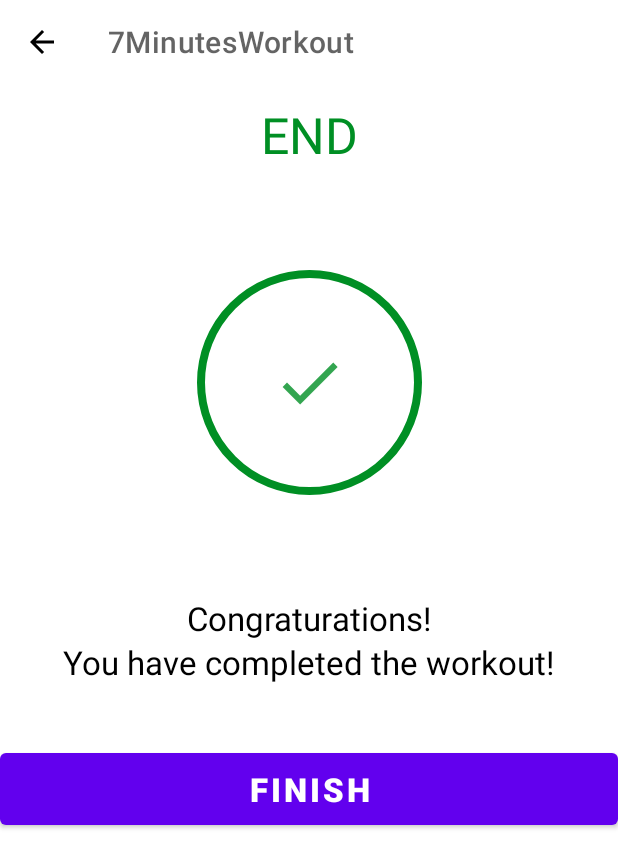
After one commit to Ariel-92/7min_workout_app, an Android app: the FinishActivity screen opened directly, with no data from a screen before it, on a phone screen of 412 x 824 dp. The commit adds this screen. Shown: the top 868 px of the screen. Run offline under Robolectric (Android 15) with nearby library versions, the phone set to English and light mode, and no system bars.

Commit message:
Finish 액티비티 추가
- back 버튼을 누르면 Main 액티비티로 이동
- finish 버튼을 누르면 Main 액티비티로 이동

```diff
--- a/app/src/main/AndroidManifest.xml
+++ b/app/src/main/AndroidManifest.xml
@@ -20,6 +20,13 @@
         android:theme="@style/Theme.7MinutesWorkout"
         tools:targetApi="31">
         <activity
+            android:name=".FinishActivity"
+            android:exported="false">
+            <meta-data
+                android:name="android.app.lib_name"
+                android:value="" />
+        </activity>
+        <activity
             android:name=".ExerciseActivity"
             android:exported="false">
             <meta-data
--- a/app/src/main/java/com/example/a7minutesworkout/ExerciseActivity.kt
+++ b/app/src/main/java/com/example/a7minutesworkout/ExerciseActivity.kt
@@ -1,6 +1,7 @@
 package com.example.a7minutesworkout
 
 import android.annotation.SuppressLint
+import android.content.Intent
 import android.media.MediaPlayer
 import android.net.Uri
 import androidx.appcompat.app.AppCompatActivity
@@ -20,9 +21,11 @@ class ExerciseActivity : AppCompatActivity(), TextToSpeech.OnInitListener {
 
     private var restTimer : CountDownTimer? = null
     private var restProgress : Int = 0
+    private var restTimerDuration : Long = 1
 
     private var exerciseTimer : CountDownTimer? = null
     private var exerciseProgress : Int = 0
+    private var exerciseTimerDuration : Long = 1
 
     private var exerciseList : ArrayList<ExerciseModel>? = null
     private var currentExercisePosition = -1
@@ -116,11 +119,11 @@ class ExerciseActivity : AppCompatActivity(), TextToSpeech.OnInitListener {
     private fun setRestProgressBar() {
         binding?.progressBar?.progress = restProgress
 
-        restTimer = object : CountDownTimer(10000, 1000) {
+        restTimer = object : CountDownTimer(restTimerDuration * 1000, 1000) {
             override fun onTick(p0: Long) {
                 restProgress++
-                binding?.progressBar?.progress = 10 - restProgress
-                binding?.tvTimer?.text = (10 - restProgress).toString()
+                binding?.progressBar?.progress = restTimerDuration.toInt() - restProgress
+                binding?.tvTimer?.text = (restTimerDuration.toInt() - restProgress).toString()
             }
 
             @SuppressLint("NotifyDataSetChanged")
@@ -138,27 +141,24 @@ class ExerciseActivity : AppCompatActivity(), TextToSpeech.OnInitListener {
     private fun setExerciseProgressBar() {
         binding?.progressBarExercise?.progress = exerciseProgress
 
-        exerciseTimer = object : CountDownTimer(30000, 1000) {
+        exerciseTimer = object : CountDownTimer(exerciseTimerDuration * 1000, 1000) {
             override fun onTick(p0: Long) {
                 exerciseProgress++
-                binding?.progressBarExercise?.progress = 30 - exerciseProgress
-                binding?.tvTimerExercise?.text = (30 - exerciseProgress).toString()
+                binding?.progressBarExercise?.progress = exerciseTimerDuration.toInt() - exerciseProgress
+                binding?.tvTimerExercise?.text = (exerciseTimerDuration.toInt() - exerciseProgress).toString()
             }
 
             @SuppressLint("NotifyDataSetChanged")
             override fun onFinish() {
-                exerciseList!![currentExercisePosition].setIsSelected(false)
-                exerciseList!![currentExercisePosition].setIsCompleted(true)
-                exerciseAdapter!!.notifyDataSetChanged()
-
                 if(currentExercisePosition < exerciseList?.size!! -1) {
+                    exerciseList!![currentExercisePosition].setIsSelected(false)
+                    exerciseList!![currentExercisePosition].setIsCompleted(true)
+                    exerciseAdapter!!.notifyDataSetChanged()
                     setupRestView()
                 } else {
-                    Toast.makeText(
-                        this@ExerciseActivity,
-                        "Congratulations! You have completed the 7 minutes workout.",
-                        Toast.LENGTH_SHORT
-                    ).show()
+                    finish()
+                    val intent = Intent(this@ExerciseActivity, FinishActivity::class.java)
+                    startActivity(intent)
                 }
             }
 
--- /dev/null
+++ b/app/src/main/java/com/example/a7minutesworkout/FinishActivity.kt
@@ -0,0 +1,30 @@
+package com.example.a7minutesworkout
+
+import androidx.appcompat.app.AppCompatActivity
+import android.os.Bundle
+import com.example.a7minutesworkout.databinding.ActivityFinishBinding
+
+class FinishActivity : AppCompatActivity() {
+
+    private var binding : ActivityFinishBinding? = null
+
+    override fun onCreate(savedInstanceState: Bundle?) {
+        super.onCreate(savedInstanceState)
+        binding = ActivityFinishBinding.inflate(layoutInflater)
+        setContentView(binding?.root)
+
+        setSupportActionBar(binding?.toolbarFinish)
+
+        if(supportActionBar != null) {
+            supportActionBar?.setDisplayHomeAsUpEnabled(true)
+        }
+
+        binding?.toolbarFinish?.setNavigationOnClickListener {
+            onBackPressed()
+        }
+
+        binding?.btnFinish?.setOnClickListener {
+            finish()
+        }
+    }
+}
--- /dev/null
+++ b/app/src/main/res/drawable-anydpi/ic_action_done.xml
@@ -0,0 +1,11 @@
+<vector xmlns:android="http://schemas.android.com/apk/res/android"
+    android:width="24dp"
+    android:height="24dp"
+    android:viewportWidth="24"
+    android:viewportHeight="24"
+    android:tint="#008F24"
+    android:alpha="0.8">
+    <path
+        android:fillColor="#FF000000"
+        android:pathData="M9,16.2L4.8,12l-1.4,1.4L9,19 21,7l-1.4,-1.4L9,16.2z"/>
+</vector>
--- /dev/null
+++ b/app/src/main/res/layout/activity_finish.xml
@@ -0,0 +1,85 @@
+<?xml version="1.0" encoding="utf-8"?>
+<androidx.constraintlayout.widget.ConstraintLayout xmlns:android="http://schemas.android.com/apk/res/android"
+    xmlns:app="http://schemas.android.com/apk/res-auto"
+    xmlns:tools="http://schemas.android.com/tools"
+    android:layout_width="match_parent"
+    android:layout_height="match_parent"
+    tools:context=".FinishActivity">
+
+    <androidx.appcompat.widget.Toolbar
+        android:id="@+id/toolbarFinish"
+        app:layout_constraintTop_toTopOf="parent"
+        android:layout_width="match_parent"
+        android:layout_height="?android:attr/actionBarSize"
+        android:theme="@style/ToolbarTheme"
+        android:background="@color/white"
+        app:titleTextColor="@color/colorPrimary" />
+
+    <TextView
+        android:id="@+id/tvEnd"
+        android:layout_width="wrap_content"
+        android:layout_height="wrap_content"
+        app:layout_constraintStart_toStartOf="parent"
+        app:layout_constraintEnd_toEndOf="parent"
+        app:layout_constraintTop_toTopOf="parent"
+        app:layout_constraintBottom_toTopOf="@+id/ivEndImage"
+        android:text="END"
+        android:textSize="33sp"
+        android:textColor="@color/colorAccent"
+        android:textStyle="normal"/>
+
+    <ImageView
+        android:id="@+id/ivEndImage"
+        android:layout_width="150dp"
+        android:layout_height="150dp"
+        app:layout_constraintStart_toStartOf="parent"
+        app:layout_constraintEnd_toEndOf="parent"
+        app:layout_constraintTop_toBottomOf="@+id/tvEnd"
+        app:layout_constraintBottom_toTopOf="@id/tvCongraturations"
+        android:src="@drawable/item_circular_color_accent_border" />
+
+    <ImageView
+        android:layout_width="50dp"
+        android:layout_height="50dp"
+        app:layout_constraintStart_toStartOf="@id/ivEndImage"
+        app:layout_constraintEnd_toEndOf="@id/ivEndImage"
+        app:layout_constraintTop_toTopOf="@id/ivEndImage"
+        app:layout_constraintBottom_toBottomOf="@id/ivEndImage"
+        android:src="@drawable/ic_action_done" />
+
+    <TextView
+        android:id="@+id/tvCongraturations"
+        android:layout_width="wrap_content"
+        android:layout_height="wrap_content"
+        app:layout_constraintStart_toStartOf="parent"
+        app:layout_constraintEnd_toEndOf="parent"
+        app:layout_constraintTop_toTopOf="parent"
+        app:layout_constraintBottom_toBottomOf="parent"
+        android:text="Congraturations!"
+        android:textSize="22sp"
+        android:textColor="@color/black" />
+
+    <TextView
+        android:id="@+id/tvDoneText"
+        android:layout_width="wrap_content"
+        android:layout_height="wrap_content"
+        app:layout_constraintStart_toStartOf="parent"
+        app:layout_constraintEnd_toEndOf="parent"
+        app:layout_constraintTop_toBottomOf="@+id/tvCongraturations"
+        android:text="You have completed the workout!"
+        android:textSize="22sp"
+        android:textColor="@color/black" />
+
+    <Button
+        android:id="@+id/btnFinish"
+        android:layout_width="match_parent"
+        android:layout_height="60dp"
+        app:layout_constraintTop_toBottomOf="@+id/tvDoneText"
+        android:layout_marginTop="40dp"
+        android:text="FINISH"
+        android:textSize="22sp"
+        android:textStyle="bold"
+        android:textColor="@color/white" />
+
+
+</androidx.constraintlayout.widget.ConstraintLayout>
--- a/build.gradle
+++ b/build.gradle
@@ -1,7 +1,7 @@
 // Top-level build file where you can add configuration options common to all sub-projects/modules.
 plugins {
-    id 'com.android.application' version '7.2.2' apply false
-    id 'com.android.library' version '7.2.2' apply false
+    id 'com.android.application' version '7.3.0' apply false
+    id 'com.android.library' version '7.3.0' apply false
     id 'org.jetbrains.kotlin.android' version '1.6.10' apply false
 }
 
```
Also changed, not shown: app/src/main/res/drawable-hdpi/ic_action_done.png (added), app/src/main/res/drawable-mdpi/ic_action_done.png (added), app/src/main/res/drawable-xhdpi/ic_action_done.png (added), app/src/main/res/drawable-xxhdpi/ic_action_done.png (added), gradle/wrapper/gradle-wrapper.properties.
